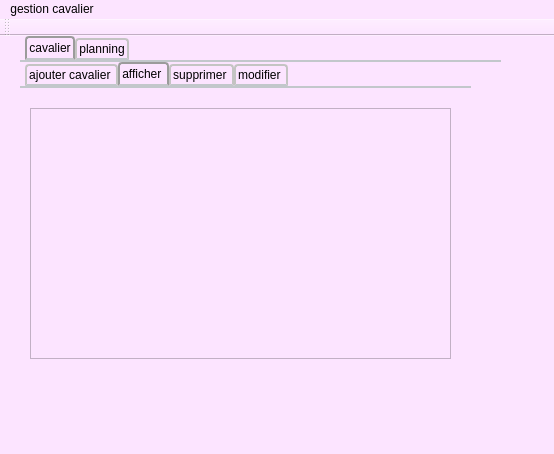
The window that cavalier/mainwindow.ui (soumaya-nheri/Smart-Club-2A26) describes before a commit, drawn with Qt 5.
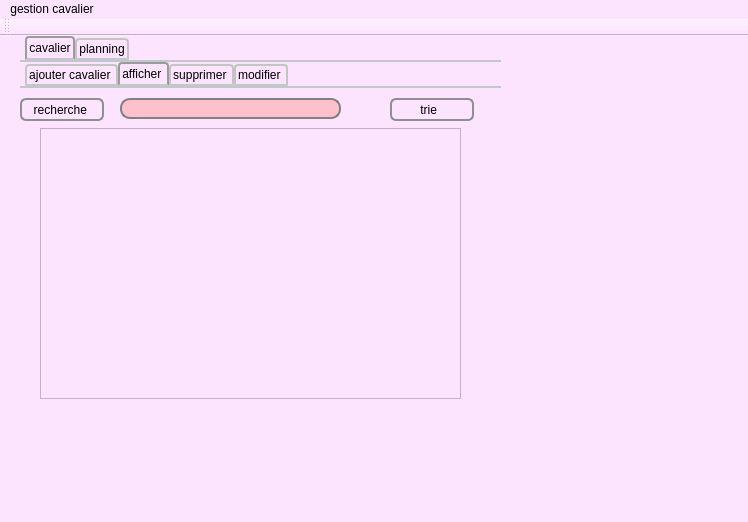
The same window after the commit. The open tabs and pages were chosen to show the change. Icons and pictures are not drawn. Custom widgets are drawn as their Qt base class.

```diff
--- a/cavalier/mainwindow.ui
+++ b/cavalier/mainwindow.ui
@@ -6,8 +6,8 @@
    <rect>
     <x>0</x>
     <y>0</y>
-    <width>554</width>
-    <height>454</height>
+    <width>748</width>
+    <height>522</height>
    </rect>
   </property>
   <property name="windowTitle">
@@ -23,7 +23,7 @@
       <x>20</x>
       <y>0</y>
       <width>481</width>
-      <height>391</height>
+      <height>411</height>
      </rect>
     </property>
     <property name="styleSheet">
@@ -76,8 +76,8 @@
        <rect>
         <x>0</x>
         <y>0</y>
-        <width>451</width>
-        <height>341</height>
+        <width>501</width>
+        <height>351</height>
        </rect>
       </property>
       <property name="currentIndex">
@@ -453,10 +453,10 @@
        <widget class="QTableView" name="tab_cavalier">
         <property name="geometry">
          <rect>
-          <x>10</x>
-          <y>20</y>
+          <x>20</x>
+          <y>40</y>
           <width>421</width>
-          <height>251</height>
+          <height>271</height>
          </rect>
         </property>
         <property name="styleSheet">
@@ -466,6 +466,95 @@
 }</string>
         </property>
        </widget>
+       <widget class="QPushButton" name="recherche_cav">
+        <property name="geometry">
+         <rect>
+          <x>0</x>
+          <y>10</y>
+          <width>84</width>
+          <height>23</height>
+         </rect>
+        </property>
+        <property name="styleSheet">
+         <string notr="true">QPushButton {
+    border: 2px solid #8f8f91;
+    border-radius: 6px;
+    background-color: qlineargradient(x1: 0, y1: 0, x2: 0, y2: 1,
+                                      stop: 0 #f6f7fa, stop: 1 #dadbde);
+    min-width: 80px;
+}
+
+QPushButton:pressed {
+    background-color: qlineargradient(x1: 0, y1: 0, x2: 0, y2: 1,
+                                      stop: 0 #dadbde, stop: 1 #f6f7fa);
+}
+
+QPushButton:flat {
+    border: none; /* no border for a flat push button */
+}
+
+QPushButton:default {
+    border-color: navy; /* make the default button prominent */
+}</string>
+        </property>
+        <property name="text">
+         <string>recherche </string>
+        </property>
+       </widget>
+       <widget class="QLineEdit" name="recherche_cavalier">
+        <property name="geometry">
+         <rect>
+          <x>100</x>
+          <y>10</y>
+          <width>221</width>
+          <height>21</height>
+         </rect>
+        </property>
+        <property name="styleSheet">
+         <string notr="true">QLineEdit {
+    border: 2px solid gray;
+    border-radius: 10px;
+    padding: 0 8px;
+    background: pink;
+    selection-background-color: darkgray;
+}</string>
+        </property>
+       </widget>
+       <widget class="QPushButton" name="tri_cavalier">
+        <property name="geometry">
+         <rect>
+          <x>370</x>
+          <y>10</y>
+          <width>84</width>
+          <height>23</height>
+         </rect>
+        </property>
+        <property name="styleSheet">
+         <string notr="true">QPushButton {
+    border: 2px solid #8f8f91;
+    border-radius: 6px;
+    background-color: qlineargradient(x1: 0, y1: 0, x2: 0, y2: 1,
+                                      stop: 0 #f6f7fa, stop: 1 #dadbde);
+    min-width: 80px;
+}
+
+QPushButton:pressed {
+    background-color: qlineargradient(x1: 0, y1: 0, x2: 0, y2: 1,
+                                      stop: 0 #dadbde, stop: 1 #f6f7fa);
+}
+
+QPushButton:flat {
+    border: none; /* no border for a flat push button */
+}
+
+QPushButton:default {
+    border-color: navy; /* make the default button prominent */
+}</string>
+        </property>
+        <property name="text">
+         <string>trie  </string>
+        </property>
+       </widget>
       </widget>
       <widget class="QWidget" name="tab_3">
        <attribute name="title">
@@ -1796,7 +1885,7 @@
     <rect>
      <x>0</x>
      <y>0</y>
-     <width>554</width>
+     <width>748</width>
      <height>22</height>
     </rect>
    </property>
@@ -1818,6 +1907,13 @@
   <widget class="QStatusBar" name="statusBar"/>
  </widget>
  <layoutdefault spacing="6" margin="11"/>
+ <customwidgets>
+  <customwidget>
+   <class>QCustomPlot</class>
+   <extends>QTableWidget</extends>
+   <header>qcustomplot.h</header>
+  </customwidget>
+ </customwidgets>
  <resources/>
  <connections/>
 </ui>
```
Left out of the diff: 143 changed lines with no effect on the pictures.
